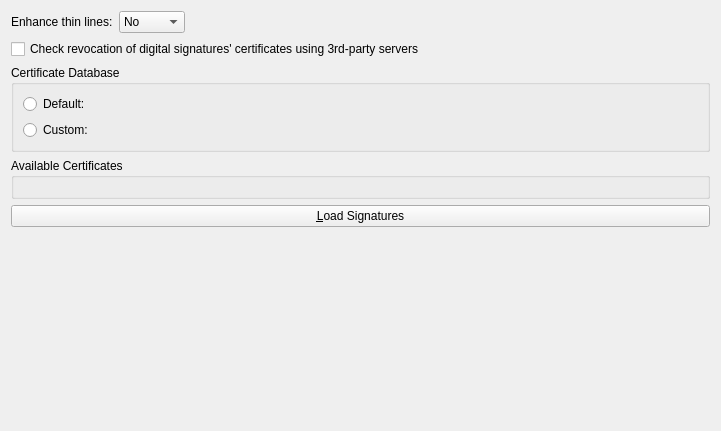
Qt form generators/poppler/conf/pdfsettingswidget.ui (KDE/okular) before a commit.
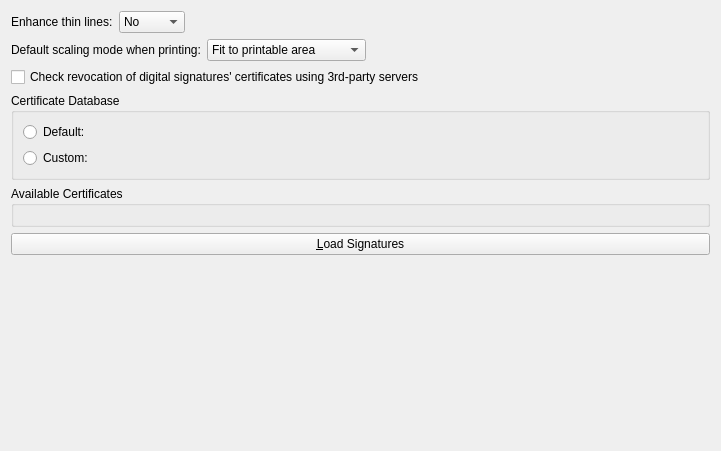
The same form after that commit. Custom widgets are drawn as their Qt base class.

Commit message:
Make default PDF printing scale mode configurable
Until now, some users have found it annoying when they want to print
multiple documents in their original size and have to manually change
the scaling mode before each print. This commit allows the user to
select the default value so they won't have to change it before every
print.

FIXED-IN: 23.08

Diff of the .ui file:
```diff
--- a/generators/poppler/conf/pdfsettingswidget.ui
+++ b/generators/poppler/conf/pdfsettingswidget.ui
@@ -7,7 +7,7 @@
     <x>0</x>
     <y>0</y>
     <width>721</width>
-    <height>431</height>
+    <height>451</height>
    </rect>
   </property>
   <layout class="QVBoxLayout" name="verticalLayout">
@@ -57,6 +57,49 @@
      </item>
     </layout>
    </item>
+   <item>
+    <layout class="QHBoxLayout" name="horizontalLayout_3">
+     <item>
+      <widget class="QLabel" name="label_2">
+       <property name="text">
+        <string>Default scaling mode when printing:</string>
+       </property>
+      </widget>
+     </item>
+     <item>
+      <widget class="QComboBox" name="kcfg_PrintScaleMode">
+       <item>
+        <property name="text">
+         <string>Fit to printable area</string>
+        </property>
+       </item>
+       <item>
+        <property name="text">
+         <string>Fit to full page</string>
+        </property>
+       </item>
+       <item>
+        <property name="text">
+         <string>None; print original size</string>
+        </property>
+       </item>
+      </widget>
+     </item>
+     <item>
+      <spacer name="horizontalSpacer_2">
+       <property name="orientation">
+        <enum>Qt::Horizontal</enum>
+       </property>
+       <property name="sizeHint" stdset="0">
+        <size>
+         <width>40</width>
+         <height>20</height>
+        </size>
+       </property>
+      </spacer>
+     </item>
+    </layout>
+   </item>
    <item>
     <widget class="QCheckBox" name="kcfg_CheckOCSPServers">
      <property name="toolTip">
```
The commit also changes 2 other files.
